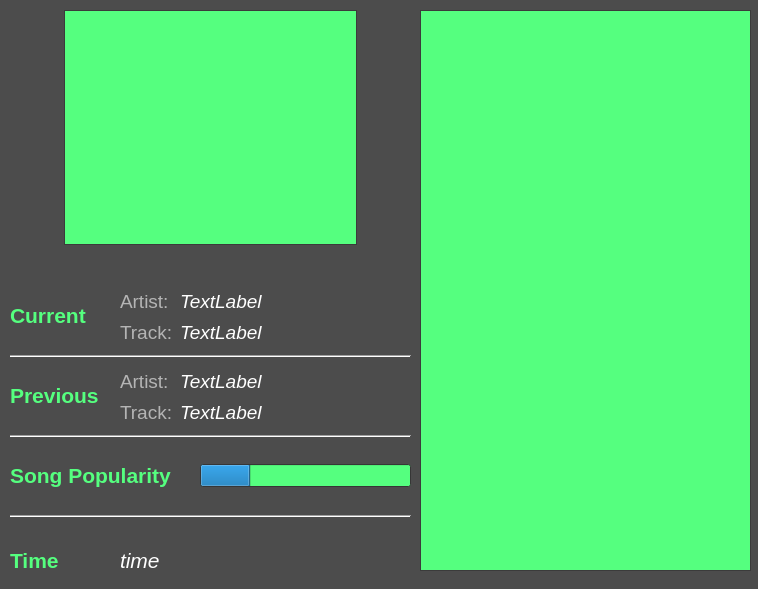
Above: tracker_gui.ui from ajaybasnyat/Spotify-Companion before the change. Below: the same form after it.
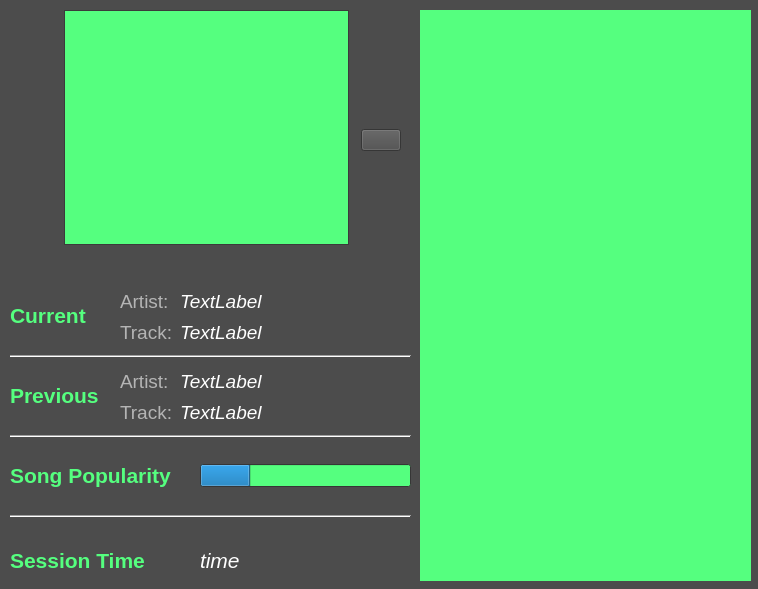
That is the form after the change. Icons and pictures are not drawn.

Commit message: play/pause, next and previous track button implementations

Diff of the .ui file:
```diff
--- a/tracker_gui.ui
+++ b/tracker_gui.ui
@@ -249,9 +249,13 @@
       <x>420</x>
       <y>10</y>
       <width>331</width>
-      <height>561</height>
+      <height>571</height>
      </rect>
     </property>
+    <property name="styleSheet">
+     <string notr="true">border: none;
+background-color: rgb(85, 255, 127);</string>
+    </property>
    </widget>
    <widget class="QWidget" name="verticalLayoutWidget">
     <property name="geometry">
@@ -833,7 +837,7 @@
      <rect>
       <x>10</x>
       <y>550</y>
-      <width>79</width>
+      <width>141</width>
       <height>21</height>
      </rect>
     </property>
@@ -939,13 +943,13 @@
      <bool>false</bool>
     </property>
     <property name="text">
-     <string>Time</string>
+     <string>Session Time</string>
     </property>
    </widget>
    <widget class="QLabel" name="labelTime">
     <property name="geometry">
      <rect>
-      <x>120</x>
+      <x>200</x>
       <y>546</y>
       <width>81</width>
       <height>29</height>
@@ -1442,7 +1446,11 @@
        </property>
        <property name="styleSheet">
         <string notr="true">background-color: rgb(76, 76, 76);
-border: none;</string>
+border: none;
+
+QPushButton::hover {
+                             background-color : lightgreen;
+                        }</string>
        </property>
        <property name="text">
         <string/>
```
Left out of the diff: 8 changed lines with no effect on the pictures. The commit also changes 5 other files.
